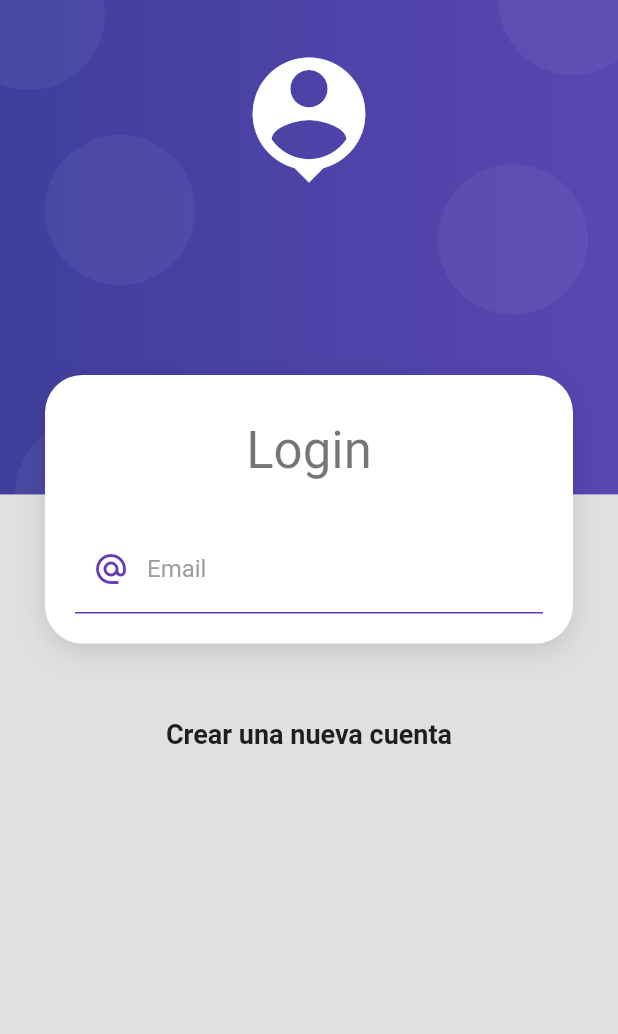
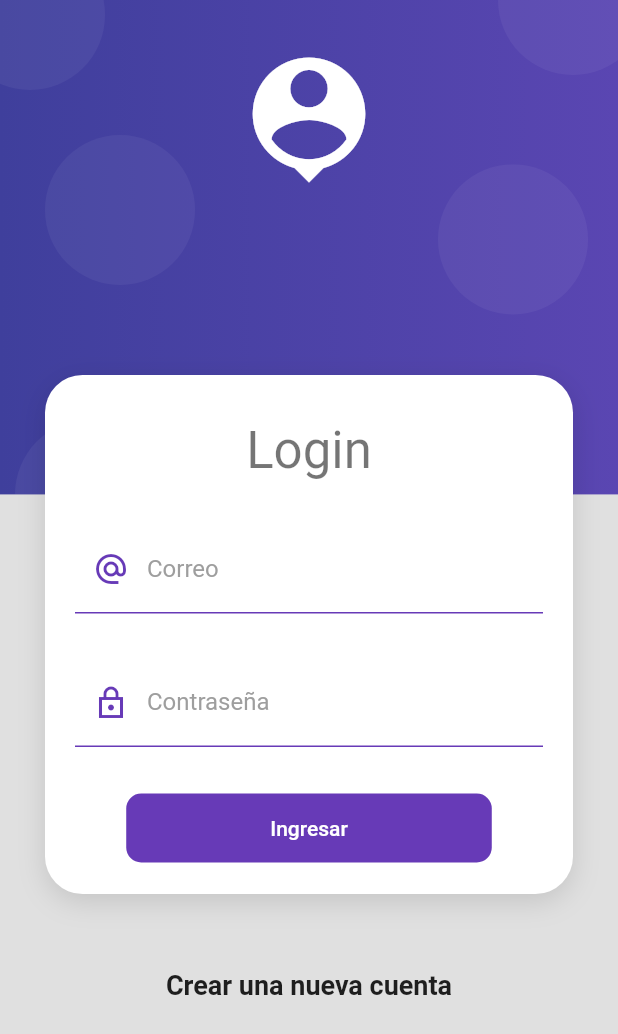
Before and after one commit to Losajhonny/productos_app, a Flutter app: the screen it shows after launch, on a phone screen of 412 x 824 dp. Shown: the top 1034 px of the screen. Run offline on Flutter 3.47's test engine with Material 2 defaults, Android fonts, the phone set to English and light mode, and no system bars.

Commit message:
Formulario ui

```diff
--- a/lib/screens/login_screen.dart
+++ b/lib/screens/login_screen.dart
@@ -1,5 +1,7 @@
 import 'package:flutter/material.dart';
 import 'package:productos_app/widgets/widgets.dart';
+
+import '../ui/input_decorations.dart';
 
 class LoginScreen extends StatelessWidget {
   const LoginScreen({Key? key}) : super(key: key);
@@ -39,7 +41,8 @@ class LoginScreen extends StatelessWidget {
           Text(
             'Crear una nueva cuenta',
             style: TextStyle(fontSize: 18, fontWeight: FontWeight.bold),
-          )
+          ),
+          SizedBox(height: 50),
         ],
       ),
     )));
@@ -60,25 +63,49 @@ class _LoginForm extends StatelessWidget {
             TextFormField(
               autocorrect: false,
               keyboardType: TextInputType.emailAddress,
-              decoration: InputDecoration(
-                enabledBorder: UnderlineInputBorder(
-                  borderSide: BorderSide(color: Colors.deepPurple),
+              decoration: InputDecorations.authInputDecoration(
+                  hintText: 'losajhonny@gmail.com',
+                  labelText: 'Correo',
+                  prefixIcon: Icons.alternate_email_sharp),
+            ),
+            SizedBox(
+              height: 30,
+            ),
+            TextFormField(
+              autocorrect: false,
+              keyboardType: TextInputType.emailAddress,
+              obscureText: true,
+              decoration: InputDecorations.authInputDecoration(
+                  hintText: '*********',
+                  labelText: 'Contraseña',
+                  prefixIcon: Icons.lock_outline_sharp),
+            ),
+            SizedBox(
+              height: 30,
+            ),
+            MaterialButton(
+              shape: RoundedRectangleBorder(
+                borderRadius: BorderRadius.circular(10),
+              ),
+              disabledColor: Colors.grey,
+              elevation: 0,
+              color: Colors.deepPurple,
+              child: Container(
+                padding: EdgeInsets.symmetric(
+                  horizontal: 80,
+                  vertical: 15,
                 ),
-                focusedBorder: UnderlineInputBorder(
-                  borderSide: BorderSide(
-                    color: Colors.deepPurple,
-                    width: 2,
+                child: Text(
+                  'Ingresar',
+                  style: TextStyle(
+                    color: Colors.white,
                   ),
                 ),
-                hintText: 'losajhonny@gmail.com',
-                labelText: 'Email',
-                labelStyle: TextStyle(color: Colors.grey),
-                prefixIcon: Icon(
-                  Icons.alternate_email_sharp,
-                  color: Colors.deepPurple,
-                ),
               ),
-            )
+              onPressed: () {
+                // TODO: LOGIN FORM
+              },
+            ),
           ],
         ),
       ),
--- /dev/null
+++ b/lib/ui/input_decorations.dart
@@ -0,0 +1,30 @@
+import 'package:flutter/material.dart';
+
+class InputDecorations {
+  static InputDecoration authInputDecoration({
+    required String hintText,
+    required String labelText,
+    IconData? prefixIcon,
+  }) {
+    return InputDecoration(
+      enabledBorder: UnderlineInputBorder(
+        borderSide: BorderSide(color: Colors.deepPurple),
+      ),
+      focusedBorder: UnderlineInputBorder(
+        borderSide: BorderSide(
+          color: Colors.deepPurple,
+          width: 2,
+        ),
+      ),
+      hintText: hintText,
+      labelText: labelText,
+      labelStyle: TextStyle(color: Colors.grey),
+      prefixIcon: prefixIcon != null
+          ? Icon(
+              prefixIcon,
+              color: Colors.deepPurple,
+            )
+          : null,
+    );
+  }
+}
```
